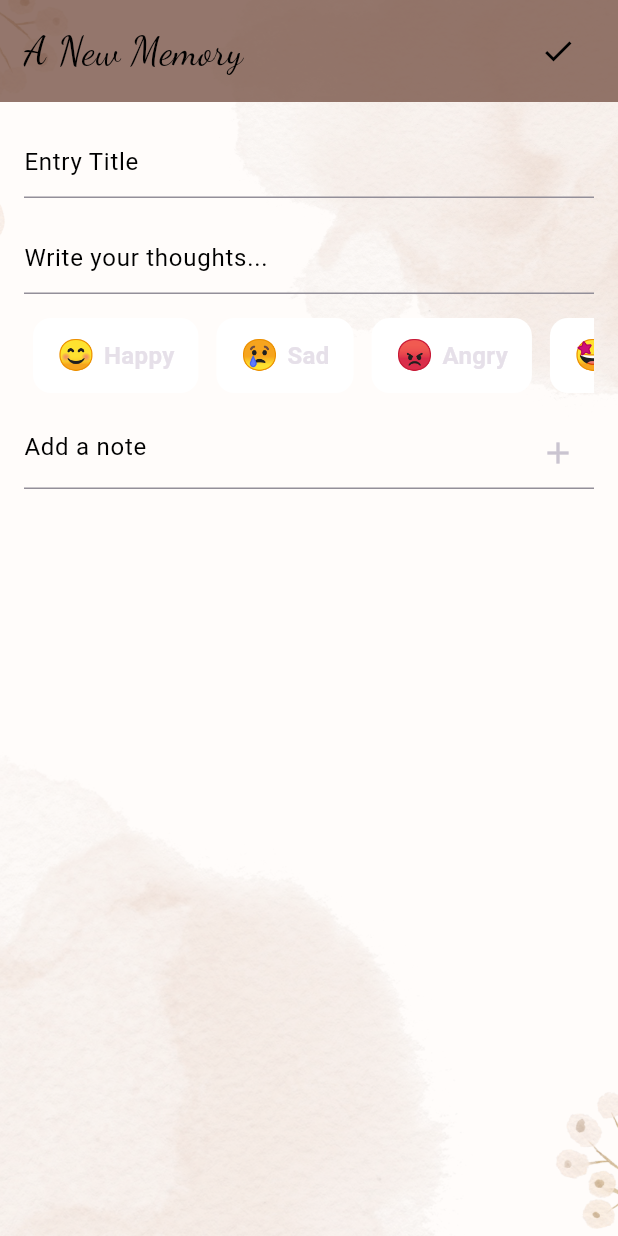
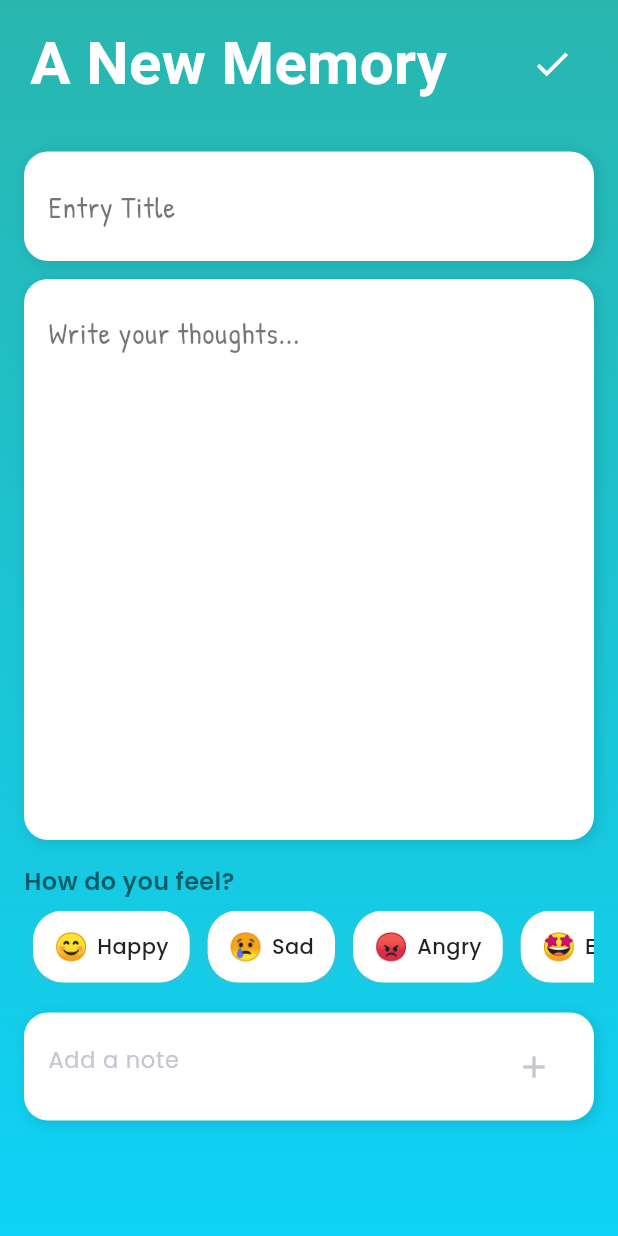
Before and after one commit to aakash-kr-7/Aether, a Flutter app: the JournalEntryScreen screen opened directly, on a phone screen of 412 x 824 dp. Run offline on Flutter 3.47's test engine with Material 3 defaults, Android fonts, the phone set to English and light mode, and no system bars; our stand-ins replace animated_text_kit, cloud_firestore, firebase_auth, firebase_core, google_fonts, google_sign_in; missing offline and left inert: animate_gradient; accounts and stored records are empty; Roboto replaces fonts that are missing (Sacramento).

Commit message:
some pages UI done

```diff
--- a/lib/screens/journal/journal_entry_screen.dart
+++ b/lib/screens/journal/journal_entry_screen.dart
@@ -39,12 +39,13 @@ class _JournalEntryScreenState extends State<JournalEntryScreen> {
   ];
 
   final List<Color> stickyNoteColors = [
-    Colors.yellow.shade200,
-    Colors.green.shade200,
-    Colors.blue.shade200,
-    Colors.pink.shade200,
-    Colors.orange.shade200,
+    Color(0xFFFFF9C4),
+    Color(0xFFB2EBF2),
+    Color(0xFFC8E6C9),
+    Color(0xFFFFCCBC),
+    Color(0xFFD1C4E9),
   ];
+
 
   @override
   void initState() {
@@ -108,14 +109,6 @@ class _JournalEntryScreenState extends State<JournalEntryScreen> {
 
 @override
   Widget build(BuildContext context) {
-    Color textColor = Colors.black; // Default text color
-    Color bgColor = Colors.brown; // Default background color
-
-    // Check if background is green, set text to white
-    if (bgColor == Colors.green) {
-      textColor = Colors.white;
-    }
-
     return Scaffold(
       body: Hero(
         tag: 'journal-entry',
@@ -123,9 +116,13 @@ class _JournalEntryScreenState extends State<JournalEntryScreen> {
           width: double.infinity,
           height: double.infinity,
           decoration: BoxDecoration(
-            image: DecorationImage(
-              image: AssetImage("assets/images/entryj.png"),
-              fit: BoxFit.cover,
+            gradient: LinearGradient(
+              begin: Alignment.topCenter,
+              end: Alignment.bottomCenter,
+              colors: [
+                Color.fromARGB(255, 41, 182, 175),
+                Color(0xFF0ED2F7),
+              ],
             ),
           ),
         child: SafeArea(
@@ -133,20 +130,21 @@ class _JournalEntryScreenState extends State<JournalEntryScreen> {
             crossAxisAlignment: CrossAxisAlignment.start,
             children: [
               Container(
-                  width: double.infinity,
-                  padding: EdgeInsets.symmetric(vertical: 10, horizontal: 16),
-                  color: Colors.brown.withOpacity(0.8),
+                padding: EdgeInsets.symmetric(vertical: 14, horizontal: 20),
+                color: Colors.transparent,
                 child: Row(
                   mainAxisAlignment: MainAxisAlignment.spaceBetween,
                   children: [
                     Text(
                       widget.entry == null ? "A New Memory" : "Edit Memory",
-                        style: GoogleFonts.dancingScript(
-                          fontSize: 26, color: textColor,
+                      style: GoogleFonts.sacramento(
+                        fontSize: 40,
+                        fontWeight: FontWeight.w600,
+                        color: Colors.white,
                       ),
                     ),
                     IconButton(
-                        icon: Icon(Icons.check, color: textColor),
+                      icon: Icon(Icons.check, color: Colors.white, size: 28),
                       onPressed: _saveEntry,
                     ),
                   ],
@@ -154,58 +152,76 @@ class _JournalEntryScreenState extends State<JournalEntryScreen> {
               ),
               Expanded(
                 child: SingleChildScrollView(
-                    padding: EdgeInsets.all(16.0),
+                  padding: EdgeInsets.all(16),
                   child: Column(
                     crossAxisAlignment: CrossAxisAlignment.start,
                     children: [
-                        TextField(
+                      _buildCard(TextField(
                         controller: _titleController,
+                        style: GoogleFonts.patrickHand(fontSize: 22, color: Colors.black87),
                         decoration: InputDecoration(
                           hintText: "Entry Title",
-                            hintStyle: TextStyle(color: textColor),
+                          hintStyle: GoogleFonts.patrickHand(color: Colors.black54, fontSize: 20),
+                          border: InputBorder.none,
                         ),
-                          style: TextStyle(color: textColor),
-                        ),
-                        SizedBox(height: 16.0),
-                        TextField(
+                      )),
+                      SizedBox(height: 12),
+                      _buildCard(
+                        Container(
+                          height: 350,
+                        child: TextField(
                         controller: _contentController,
+                        maxLines: null,
+                        keyboardType: TextInputType.multiline,
+                        style: GoogleFonts.patrickHand(fontSize: 20, color: Colors.black87),
                         decoration: InputDecoration(
                           hintText: "Write your thoughts...",
-                            hintStyle: TextStyle(color: textColor),
+                          hintStyle: GoogleFonts.patrickHand(color: Colors.black54, fontSize: 20),
+                          border: InputBorder.none,
                         ),
-                          maxLines: null,
-                          keyboardType: TextInputType.multiline,
-                          style: TextStyle(color: textColor),
-                        ),
-                        SizedBox(height: 16.0),
+                      ))),
+                      SizedBox(height: 16),
+                      Text("How do you feel?", style: GoogleFonts.poppins(fontSize: 16, fontWeight: FontWeight.w600, color: Colors.black54)),
+                      SizedBox(height: 8),
                       Container(
-                          height: 50,
+                        height: 48,
                         child: ListView.builder(
                           scrollDirection: Axis.horizontal,
                           itemCount: moods.length,
                           itemBuilder: (context, index) {
+                            final mood = moods[index];
+                            final isSelected = _selectedMood == mood['mood'];
                             return GestureDetector(
                               onTap: () {
                                 setState(() {
-                                    _selectedMood = moods[index]['mood']!;
+                                  _selectedMood = mood['mood']!;
                                 });
                               },
                               child: Container(
                                 margin: EdgeInsets.symmetric(horizontal: 6),
-                                  padding: EdgeInsets.symmetric(horizontal: 16, vertical: 8),
+                                padding: EdgeInsets.symmetric(horizontal: 14, vertical: 8),
                                 decoration: BoxDecoration(
-                                    color: _selectedMood == moods[index]['mood']
-                                        ? Colors.brown
-                                        : Colors.white,
-                                    borderRadius: BorderRadius.circular(12),
+                                  color: isSelected ? Colors.blueAccent : Colors.white,
+                                  borderRadius: BorderRadius.circular(20),
+                                  boxShadow: [
+                                    BoxShadow(
+                                      color: Colors.grey.withOpacity(0.2),
+                                      blurRadius: 6,
+                                      offset: Offset(0, 3),
+                                    ),
+                                  ],
                                 ),
                                 child: Row(
                                   children: [
-                                      Text(moods[index]['emoji']!, style: TextStyle(fontSize: 20)),
+                                    Text(mood['emoji']!, style: TextStyle(fontSize: 18)),
                                     SizedBox(width: 6),
                                     Text(
-                                        moods[index]['mood']!,
-                                        style: TextStyle(fontSize: 16, fontWeight: FontWeight.bold),
+                                      mood['mood']!,
+                                      style: GoogleFonts.poppins(
+                                        fontSize: 14,
+                                        fontWeight: FontWeight.w500,
+                                        color: isSelected ? Colors.white : Colors.black87,
+                                      ),
                                     ),
                                   ],
                                 ),
@@ -214,17 +230,22 @@ class _JournalEntryScreenState extends State<JournalEntryScreen> {
                           },
                         ),
                       ),
-                        SizedBox(height: 16.0),
+                      SizedBox(height: 20),
+                      _buildCard(
                         TextField(
                           controller: _noteController,
+                          style: GoogleFonts.poppins(fontSize: 15, color: Colors.black),
                           decoration: InputDecoration(
                             hintText: "Add a note",
-                            hintStyle: TextStyle(color: Colors.black),
-                            suffixIcon: IconButton(icon: Icon(Icons.add), onPressed: _addNote),
+                            border: InputBorder.none,
+                            suffixIcon: IconButton(
+                              icon: Icon(Icons.add),
+                              onPressed: _addNote,
                             ),
-                          style: TextStyle(color: Colors.black),
                           ),
-                        SizedBox(height: 8.0),
+                        ),
+                      ),
+                      SizedBox(height: 12),
                       Wrap(
                         spacing: 8.0,
                         runSpacing: 8.0,
@@ -232,14 +253,14 @@ class _JournalEntryScreenState extends State<JournalEntryScreen> {
                           int index = entry.key;
                           String note = entry.value;
                           return Container(
-                              width: 120,
+                            width: 130,
                             padding: EdgeInsets.all(10),
                             decoration: BoxDecoration(
                               color: stickyNoteColors[index % stickyNoteColors.length],
-                                borderRadius: BorderRadius.circular(8),
+                              borderRadius: BorderRadius.circular(12),
                               boxShadow: [
                                 BoxShadow(
-                                    color: Colors.black,
+                                  color: Colors.black26,
                                   blurRadius: 4,
                                   offset: Offset(2, 2),
                                 ),
@@ -250,14 +271,13 @@ class _JournalEntryScreenState extends State<JournalEntryScreen> {
                               children: [
                                 Text(
                                   note,
-                                    style: TextStyle(fontSize: 14, fontWeight: FontWeight.bold, color: Colors.black),
+                                  style: GoogleFonts.patrickHand(
+                                      fontSize: 15, fontWeight: FontWeight.w500, color: Colors.black),
                                 ),
                                 Align(
-                                    alignment: Alignment.bottomRight,
+                                  alignment: Alignment.topRight,
                                   child: GestureDetector(
-                                      onTap: () {
-                                        setState(() => _notes.remove(note));
-                                      },
+                                    onTap: () => setState(() => _notes.remove(note)),
                                     child: Icon(Icons.close, size: 16, color: Colors.black54),
                                   ),
                                 ),
@@ -277,4 +297,22 @@ class _JournalEntryScreenState extends State<JournalEntryScreen> {
     ),
   );
 }
+
+Widget _buildCard(Widget child) {
+  return Container(
+    padding: EdgeInsets.symmetric(horizontal: 16, vertical: 12),
+    decoration: BoxDecoration(
+      color: Colors.white,
+      borderRadius: BorderRadius.circular(16),
+      boxShadow: [
+        BoxShadow(
+          color: Colors.black12,
+          blurRadius: 8,
+          offset: Offset(2, 2),
+        ),
+      ],
+    ),
+    child: child,
+  );
 }
+}
```
Also changed, not shown: lib/screens/journal/journal_detail_screen.dart (+109 -44 lines), lib/screens/music/music_screen.dart (+62 -37 lines). Lines whose indentation alone changed are shown as unchanged.
